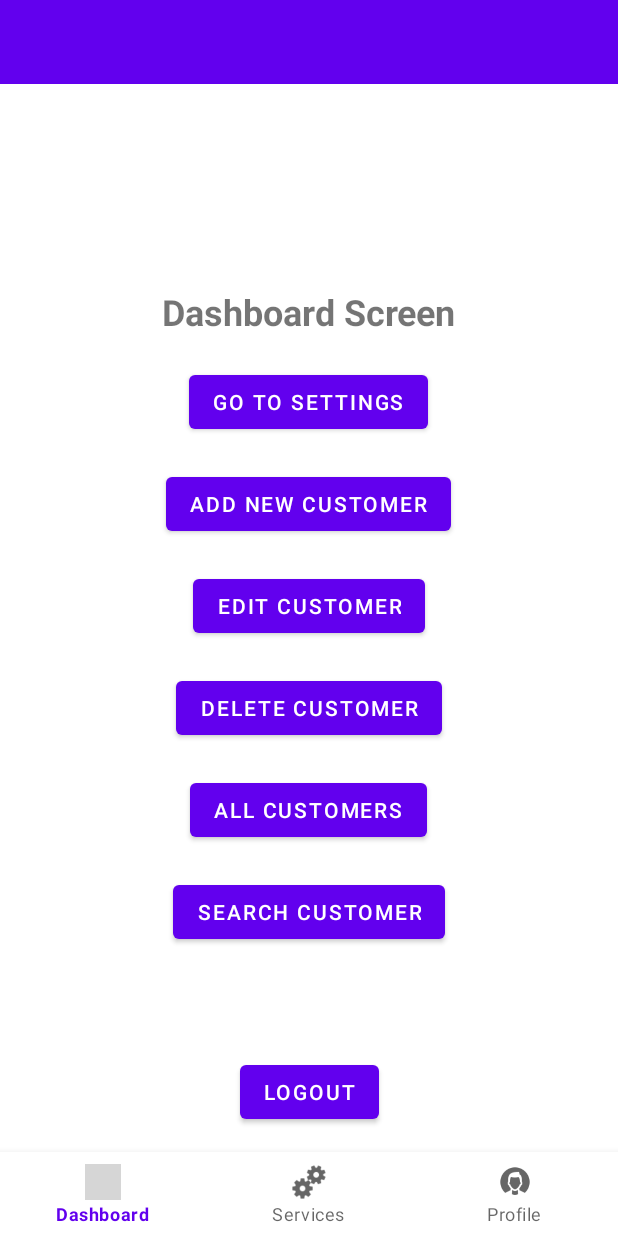
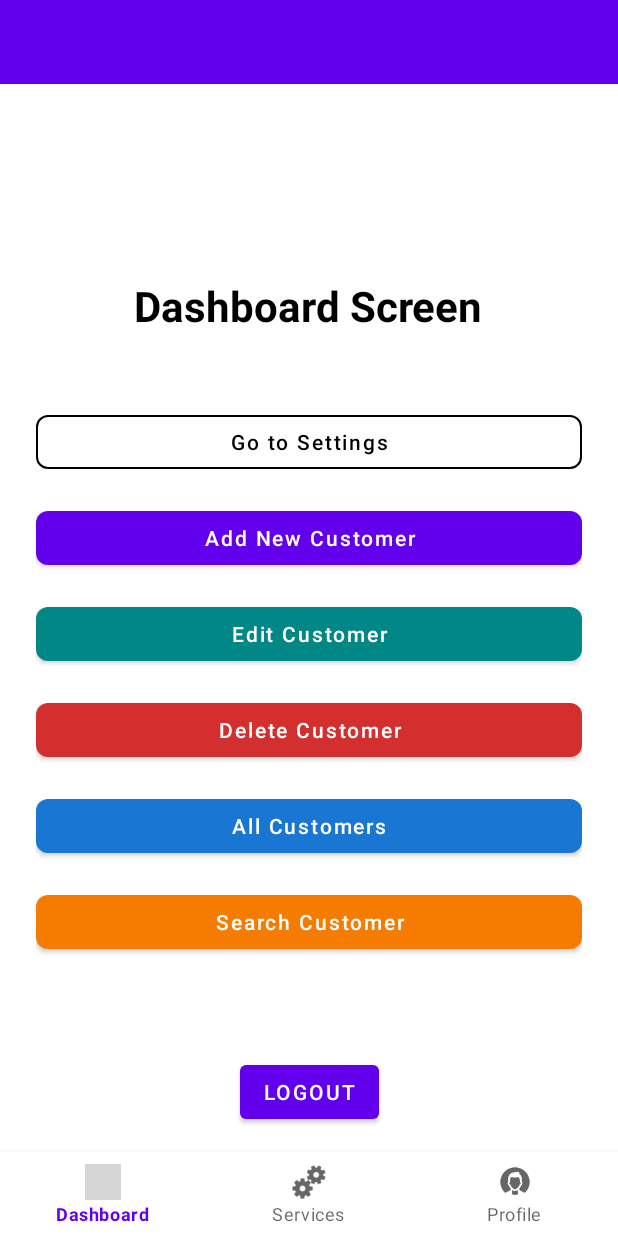
Before and after one commit to shahjalal-mahmud/MobiFixer, an Android app built with Jetpack Compose: the screen it shows after launch once a user with an empty profile is signed in (MainActivity), on a phone screen of 412 x 824 dp. Run offline under Robolectric (Android 15) with nearby library versions, the light colour scheme and no system bars; our stand-ins replace Firebase (no records; nobody signed in at launch, a user with empty details on screens opened directly), navigation-ui; 1 statement that could not run was skipped; grey boxes are pictures that could not be loaded.

Commit message:
Fixed Dashboard fragment

```diff
--- a/app/src/main/res/layout/fragment_dashboard.xml
+++ b/app/src/main/res/layout/fragment_dashboard.xml
@@ -1,60 +1,88 @@
 <?xml version="1.0" encoding="utf-8"?>
 <LinearLayout xmlns:android="http://schemas.android.com/apk/res/android"
+    xmlns:app="http://schemas.android.com/apk/res-auto"
+    xmlns:tools="http://schemas.android.com/tools"
     android:layout_width="match_parent"
     android:layout_height="match_parent"
     android:orientation="vertical"
-    android:padding="16dp"
-    android:gravity="center">
+    android:padding="24dp"
+    android:gravity="center"
+    android:background="@color/white">
 
+    <!-- Title -->
     <TextView
         android:layout_width="wrap_content"
         android:layout_height="wrap_content"
         android:text="@string/dashboard_screen"
-        android:textSize="24sp"
+        android:textSize="28sp"
         android:textStyle="bold"
-        android:layout_gravity="center"/>
+        android:textColor="@color/black"
+        android:layout_marginBottom="32dp"
+        android:gravity="center"
+        tools:ignore="HardcodedText" />
 
-    <Button
+    <!-- Buttons -->
+    <com.google.android.material.button.MaterialButton
         android:id="@+id/goToSettings"
-        android:layout_width="wrap_content"
+        style="@style/Widget.MaterialComponents.Button.OutlinedButton"
+        android:layout_width="match_parent"
         android:layout_height="wrap_content"
         android:text="@string/go_to_settings"
-        android:layout_marginTop="20dp"/>
+        android:textAllCaps="false"
+        android:textColor="@color/black"
+        android:layout_marginTop="16dp"
+        app:strokeColor="@color/black"
+        app:strokeWidth="1dp"
+        app:cornerRadius="8dp" />
 
-    <Button
+    <com.google.android.material.button.MaterialButton
         android:id="@+id/btn_add_customer"
-        android:layout_width="wrap_content"
+        android:layout_width="match_parent"
         android:layout_height="wrap_content"
         android:text="@string/add_new_customer"
-        android:layout_marginTop="20dp"/>
+        android:textAllCaps="false"
+        android:layout_marginTop="16dp"
+        app:backgroundTint="@color/purple_500"
+        app:cornerRadius="8dp" />
 
-    <Button
+    <com.google.android.material.button.MaterialButton
         android:id="@+id/btn_edit_customer"
-        android:layout_width="wrap_content"
+        android:layout_width="match_parent"
         android:layout_height="wrap_content"
         android:text="@string/edit_customer"
-        android:layout_marginTop="20dp"/>
+        android:textAllCaps="false"
+        android:layout_marginTop="16dp"
+        app:backgroundTint="@color/teal_700"
+        app:cornerRadius="8dp" />
 
-    <Button
+    <com.google.android.material.button.MaterialButton
         android:id="@+id/btn_delete_customer"
-        android:layout_width="wrap_content"
+        android:layout_width="match_parent"
         android:layout_height="wrap_content"
         android:text="@string/delete_customer"
-        android:layout_marginTop="20dp"/>
+        android:textAllCaps="false"
+        android:layout_marginTop="16dp"
+        app:backgroundTint="@color/red_700"
+        app:cornerRadius="8dp" />
 
-    <Button
+    <com.google.android.material.button.MaterialButton
         android:id="@+id/btn_all_customers"
-        android:layout_width="wrap_content"
+        android:layout_width="match_parent"
         android:layout_height="wrap_content"
         android:text="@string/all_customers"
-        android:layout_marginTop="20dp"/>
+        android:textAllCaps="false"
+        android:layout_marginTop="16dp"
+        app:backgroundTint="@color/blue_700"
+        app:cornerRadius="8dp" />
 
-    <Button
+    <com.google.android.material.button.MaterialButton
         android:id="@+id/btn_search_customer"
-        android:layout_width="wrap_content"
+        android:layout_width="match_parent"
         android:layout_height="wrap_content"
         android:text="@string/search_customer"
-        android:layout_marginTop="20dp"/>
-
+        android:textAllCaps="false"
+        android:layout_marginTop="16dp"
+        app:backgroundTint="@color/orange_700"
+        app:cornerRadius="8dp" />
 
 </LinearLayout>
--- a/app/src/main/res/values/colors.xml
+++ b/app/src/main/res/values/colors.xml
@@ -1,11 +1,14 @@
 <?xml version="1.0" encoding="utf-8"?>
 <resources>
     <color name="purple_200">#FFBB86FC</color>
-    <color name="purple_500">#FF6200EE</color>
     <color name="purple_700">#FF3700B3</color>
     <color name="teal_200">#FF03DAC5</color>
-    <color name="teal_700">#FF018786</color>
-    <color name="black">#FF000000</color>
-    <color name="white">#FFFFFFFF</color>
     <color name="red">#FF0000</color>
+    <color name="purple_500">#6200EE</color>
+    <color name="teal_700">#018786</color>
+    <color name="red_700">#D32F2F</color>
+    <color name="blue_700">#1976D2</color>
+    <color name="orange_700">#F57C00</color>
+    <color name="white">#FFFFFF</color>
+    <color name="black">#000000</color>
 </resources>
```
Also changed, not shown: 1 other file.
